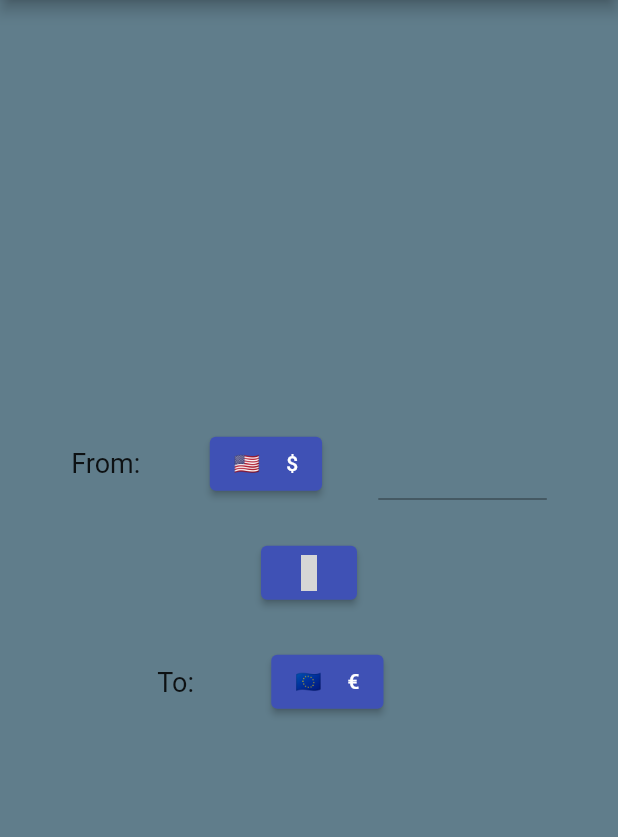
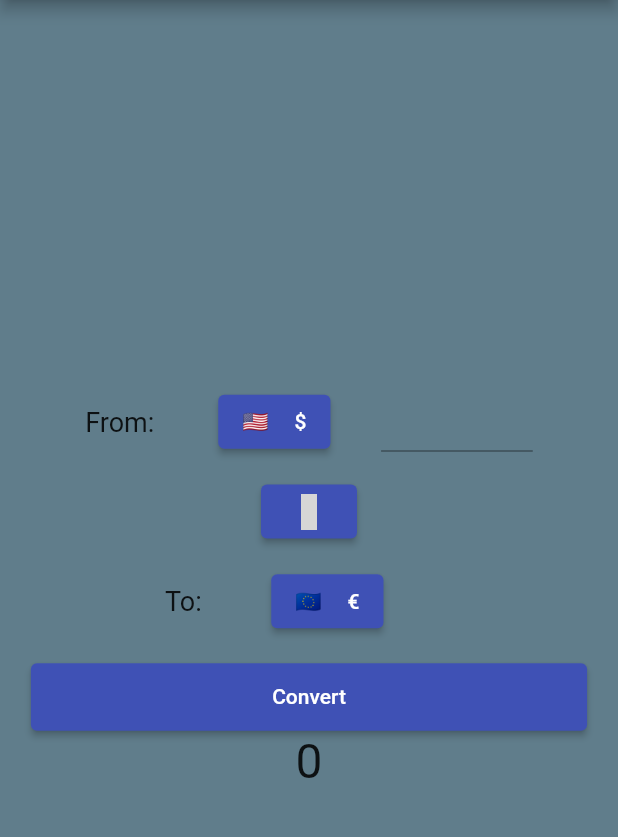
Before and after one commit to ebaustria/flutter_currency_converter, a Flutter app: the screen it shows after launch, on a phone screen of 412 x 824 dp, the part 84-921 px from its top. Run offline on Flutter 3.47's test engine with Material 2 defaults, Android fonts, the phone set to English and light mode, and no system bars; our stand-ins replace material_design_icons_flutter; missing offline and left inert: currency_picker; grey boxes are pictures that could not be loaded.

Commit message:
Add result area

```diff
--- a/lib/input_section.dart
+++ b/lib/input_section.dart
@@ -40,6 +40,10 @@ class _InputSectionState extends State<InputSection> {
       _baseCurrency = newBase;
       _targetCurrency = newTarget;
     });
+  }
+
+  void performConversion() {
+    print("CONVERT");
   }
 
   Widget buildRow(String text, bool isBase) {
@@ -85,11 +89,13 @@ class _InputSectionState extends State<InputSection> {
   @override
   Widget build(BuildContext context) {
 
-    return SizedBox(
-      height: MediaQuery.of(context).size.height * 0.3,
-      child: Align(
-        alignment: Alignment.center,
+    return Align(
+      alignment: Alignment.center,
+      child: SizedBox(
+        height: MediaQuery.of(context).size.height * 0.3,
+        width: MediaQuery.of(context).size.width * 0.9,
         child: Column(
+          mainAxisAlignment: MainAxisAlignment.center,
           children: <Widget>[
             const Spacer(),
             Flexible(
@@ -110,6 +116,14 @@ class _InputSectionState extends State<InputSection> {
               child: buildRow('To:', false),
             ),
             const Spacer(),
+            ElevatedButton(
+              onPressed: performConversion,
+              child: const Text("Convert"),
+              style: ElevatedButton.styleFrom(
+                alignment: Alignment.center,
+                minimumSize: const Size.fromHeight(45),
+              ),
+            ),
           ],
         ),
       ),
--- a/lib/main.dart
+++ b/lib/main.dart
@@ -31,18 +31,7 @@ class MyHomePage extends StatefulWidget {
 }
 
 class _MyHomePageState extends State<MyHomePage> {
-  int _counter = 0;
-
-  void _incrementCounter() {
-    setState(() {
-      // This call to setState tells the Flutter framework that something has
-      // changed in this State, which causes it to rerun the build method below
-      // so that the display can reflect the updated values. If we changed
-      // _counter without calling setState(), then the build method would not be
-      // called again, and so nothing would appear to happen.
-      _counter++;
-    });
-  }
+  String _conversionResult = "0";
 
   @override
   Widget build(BuildContext context) {
@@ -54,6 +43,7 @@ class _MyHomePageState extends State<MyHomePage> {
         mainAxisAlignment: MainAxisAlignment.center,
         children: <Widget>[
           InputSection(onTextChanged: (text) => print(text)),
+          Text(_conversionResult, style: const TextStyle(fontSize: 32)),
         ],
       ),
     );
```
